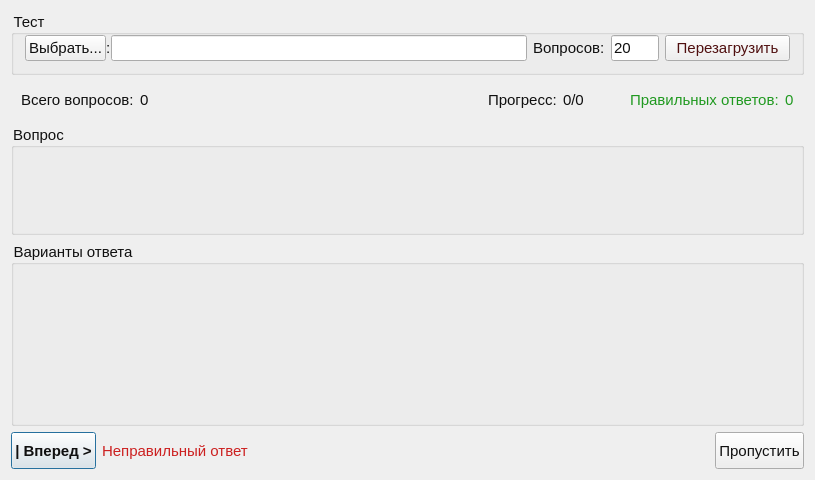
This is MainWindow.ui in ElwooD07/Tests as Qt 5 draws it before an edit. The edited form follows.
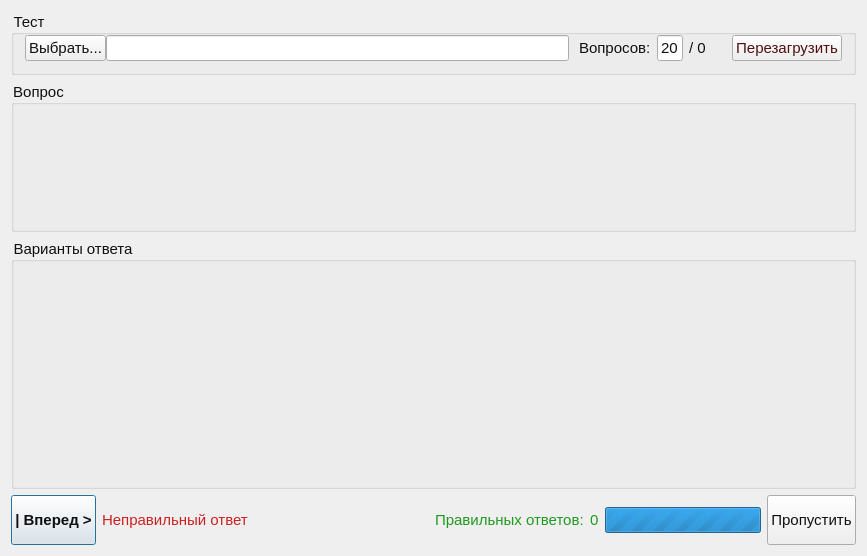
This is the edited form.

```diff
--- a/MainWindow.ui
+++ b/MainWindow.ui
@@ -6,8 +6,8 @@
    <rect>
     <x>0</x>
     <y>0</y>
-    <width>815</width>
-    <height>480</height>
+    <width>867</width>
+    <height>556</height>
    </rect>
   </property>
   <property name="sizePolicy">
@@ -38,7 +38,7 @@
    <bool>false</bool>
   </property>
   <widget class="QWidget" name="centralWidget">
-   <layout class="QVBoxLayout" name="verticalLayout" stretch="1,1,3,5,1">
+   <layout class="QVBoxLayout" name="verticalLayout" stretch="0,3,5,1">
     <item>
      <widget class="QGroupBox" name="groupTest">
       <property name="title">
@@ -50,16 +50,11 @@
       <property name="checkable">
        <bool>false</bool>
       </property>
-      <layout class="QHBoxLayout" name="horizontalLayout" stretch="4,1,1">
-       <property name="topMargin">
-        <number>0</number>
-       </property>
-       <item>
-        <layout class="QHBoxLayout" name="horizontalLayout_5">
+      <layout class="QHBoxLayout" name="horizontalLayout" stretch="0,5,1">
          <property name="spacing">
           <number>0</number>
          </property>
-         <property name="leftMargin">
+       <property name="topMargin">
           <number>0</number>
          </property>
          <item>
@@ -69,13 +64,6 @@
            </property>
           </widget>
          </item>
-         <item>
-          <widget class="QLabel" name="label_4">
-           <property name="text">
-            <string>:</string>
-           </property>
-          </widget>
-         </item>
          <item>
           <widget class="QLineEdit" name="lineEdit">
            <property name="readOnly">
@@ -83,15 +71,19 @@
            </property>
           </widget>
          </item>
-        </layout>
-       </item>
        <item>
-        <layout class="QHBoxLayout" name="horizontalLayout_4">
+        <layout class="QHBoxLayout" name="horizontalLayout_4" stretch="0,1,0,10,0">
          <property name="leftMargin">
-          <number>0</number>
+          <number>10</number>
          </property>
          <item>
           <widget class="QLabel" name="label_2">
+           <property name="minimumSize">
+            <size>
+             <width>0</width>
+             <height>0</height>
+            </size>
+           </property>
            <property name="text">
             <string>Вопросов:</string>
            </property>
@@ -100,7 +92,7 @@
          <item>
           <widget class="QLineEdit" name="lineMaxQuestions">
            <property name="sizePolicy">
-            <sizepolicy hsizetype="Preferred" vsizetype="Fixed">
+            <sizepolicy hsizetype="Preferred" vsizetype="Preferred">
              <horstretch>0</horstretch>
              <verstretch>0</verstretch>
             </sizepolicy>
@@ -123,49 +115,15 @@
            <property name="text">
             <string>20</string>
            </property>
-          </widget>
-         </item>
-        </layout>
-       </item>
-       <item>
-        <layout class="QHBoxLayout" name="horizontalLayout_6">
-         <property name="leftMargin">
-          <number>0</number>
-         </property>
-         <item>
-          <widget class="QPushButton" name="btnReload">
-           <property name="styleSheet">
-            <string notr="true">color: #501010</string>
-           </property>
-           <property name="text">
-            <string>Перезагрузить</string>
-           </property>
-          </widget>
-         </item>
-        </layout>
-       </item>
-      </layout>
-     </widget>
-    </item>
-    <item>
-     <layout class="QHBoxLayout" name="horizontalLayout_2">
-      <property name="leftMargin">
-       <number>10</number>
-      </property>
-      <property name="rightMargin">
-       <number>10</number>
-      </property>
-      <item>
-       <widget class="QLabel" name="label_3">
-        <property name="text">
-         <string>Всего вопросов:</string>
+           <property name="alignment">
+            <set>Qt::AlignRight|Qt::AlignTrailing|Qt::AlignVCenter</set>
         </property>
        </widget>
       </item>
       <item>
        <widget class="QLabel" name="lblQuestionsTotal">
         <property name="text">
-         <string>0</string>
+            <string>/ 0</string>
         </property>
        </widget>
       </item>
@@ -174,65 +132,31 @@
         <property name="orientation">
          <enum>Qt::Horizontal</enum>
         </property>
-        <property name="sizeHint" stdset="0">
-         <size>
-          <width>40</width>
-          <height>20</height>
-         </size>
-        </property>
-       </spacer>
-      </item>
-      <item>
-       <widget class="QLabel" name="lblProgressTitle">
-        <property name="text">
-         <string>Прогресс:</string>
-        </property>
-       </widget>
-      </item>
-      <item>
-       <widget class="QLabel" name="lblProgress">
-        <property name="text">
-         <string>0/0</string>
-        </property>
-       </widget>
-      </item>
-      <item>
-       <spacer name="horizontalSpacer_2">
-        <property name="orientation">
-         <enum>Qt::Horizontal</enum>
-        </property>
         <property name="sizeType">
          <enum>QSizePolicy::Fixed</enum>
         </property>
         <property name="sizeHint" stdset="0">
          <size>
-          <width>40</width>
+             <width>20</width>
           <height>20</height>
          </size>
         </property>
        </spacer>
       </item>
       <item>
-       <widget class="QLabel" name="label">
+          <widget class="QPushButton" name="btnReload">
         <property name="styleSheet">
-         <string>color: #209920</string>
+            <string notr="true">color: #501010</string>
         </property>
         <property name="text">
-         <string>Правильных ответов:</string>
+            <string>Перезагрузить</string>
         </property>
        </widget>
       </item>
-      <item>
-       <widget class="QLabel" name="lblRightness">
-        <property name="styleSheet">
-         <string notr="true">color: #209920</string>
-        </property>
-        <property name="text">
-         <string>0</string>
-        </property>
-       </widget>
-      </item>
-     </layout>
+        </layout>
+       </item>
+      </layout>
+     </widget>
     </item>
     <item>
      <widget class="QGroupBox" name="groupQuestion">
@@ -269,7 +193,7 @@
      </widget>
     </item>
     <item>
-     <layout class="QHBoxLayout" name="horizontalLayout_3">
+     <layout class="QHBoxLayout" name="horizontalLayout_3" stretch="0,1,1,0">
       <item>
        <widget class="QPushButton" name="btnNext">
         <property name="sizePolicy">
@@ -297,6 +221,30 @@
        </widget>
       </item>
       <item>
+       <widget class="QWidget" name="widget" native="true">
+        <property name="minimumSize">
+         <size>
+          <width>100</width>
+          <height>0</height>
+         </size>
+        </property>
+        <layout class="QHBoxLayout" name="horizontalLayout_2">
+         <property name="spacing">
+          <number>0</number>
+         </property>
+         <property name="leftMargin">
+          <number>0</number>
+         </property>
+         <property name="topMargin">
+          <number>0</number>
+         </property>
+         <property name="rightMargin">
+          <number>0</number>
+         </property>
+         <property name="bottomMargin">
+          <number>0</number>
+         </property>
+         <item>
        <widget class="QLabel" name="lblWrong">
         <property name="styleSheet">
          <string notr="true">color: #cc2020;</string>
@@ -306,18 +254,54 @@
         </property>
        </widget>
       </item>
+        </layout>
+       </widget>
+      </item>
       <item>
-       <spacer name="horizontalSpacer_3">
-        <property name="orientation">
-         <enum>Qt::Horizontal</enum>
+       <layout class="QHBoxLayout" name="horizontalLayout_5">
+        <property name="leftMargin">
+         <number>0</number>
         </property>
-        <property name="sizeHint" stdset="0">
-         <size>
-          <width>40</width>
-          <height>20</height>
-         </size>
-        </property>
-       </spacer>
+        <item>
+         <widget class="QLabel" name="label">
+          <property name="styleSheet">
+           <string>color: #209920</string>
+          </property>
+          <property name="text">
+           <string>Правильных ответов:</string>
+          </property>
+         </widget>
+        </item>
+        <item>
+         <widget class="QLabel" name="lblRightness">
+          <property name="styleSheet">
+           <string notr="true">color: #209920</string>
+          </property>
+          <property name="text">
+           <string>0</string>
+          </property>
+         </widget>
+        </item>
+        <item>
+         <widget class="QProgressBar" name="progressBar">
+          <property name="maximum">
+           <number>0</number>
+          </property>
+          <property name="value">
+           <number>0</number>
+          </property>
+          <property name="alignment">
+           <set>Qt::AlignCenter</set>
+          </property>
+          <property name="invertedAppearance">
+           <bool>false</bool>
+          </property>
+          <property name="format">
+           <string>Прогресс: %v/%m</string>
+          </property>
+         </widget>
+        </item>
+       </layout>
       </item>
       <item>
        <widget class="QPushButton" name="btnSkip">
```
Left out of the diff: 6 changed lines with no effect on the pictures. Lines whose indentation alone changed are shown as unchanged.
